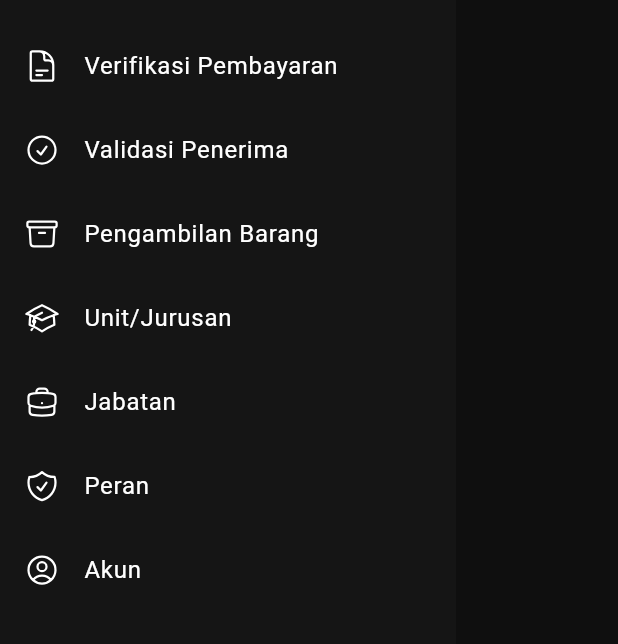
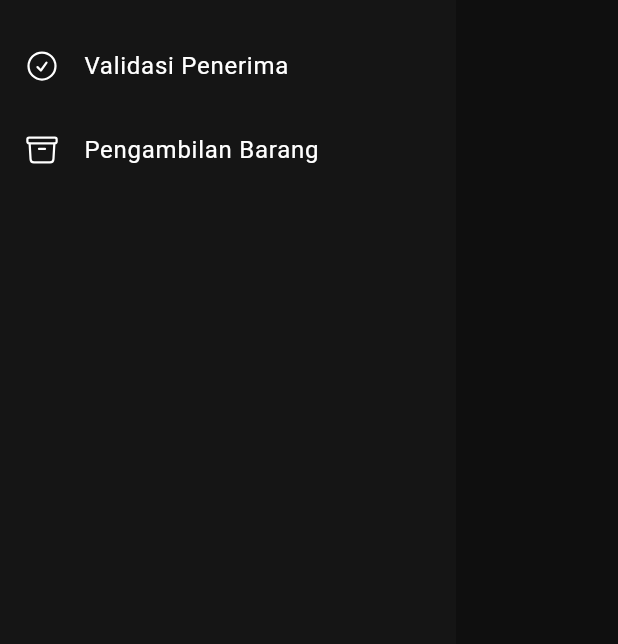
Before and after one commit to bntangerl/dwp_mobile, a Flutter app: the DashboardPage screen opened directly, with the side drawer open, on a phone screen of 412 x 824 dp, the part 150-794 px from its top. Run offline on Flutter 3.47's test engine with Material 3 defaults, Android fonts, the phone set to English and light mode, and no system bars; our stand-ins replace heroicons; missing offline and left inert: dart:ffi.

Commit message:
update main_drawer

```diff
--- a/lib/drawer/main_drawer.dart
+++ b/lib/drawer/main_drawer.dart
@@ -1,7 +1,6 @@
 import 'package:belajar_flutter/pages/daftar_penerima.dart';
-import 'package:belajar_flutter/pages/minuman_page.dart';
-import 'package:belajar_flutter/pages/makanan_page.dart';
-import 'package:belajar_flutter/pages/halaman_3_page.dart';
+import 'package:belajar_flutter/pages/pengambilan_barang.dart';
+import 'package:belajar_flutter/pages/validasi_penerima.dart';
 import 'package:flutter/material.dart';
 import 'package:heroicons/heroicons.dart';
 
@@ -37,20 +36,7 @@ class _MainDrawerState extends State<MainDrawer> {
                 ),
                 onTap: (){
                   Navigator.pushReplacement(
-                    context, MaterialPageRoute(builder: (context) => DaftarPenerima()));
-                },
-            ),
-
-            ListTile(
-              leading:
-              HeroIcon(
-                HeroIcons.documentText,
-                color: Colors.white),
-                title: Text('Verifikasi Pembayaran',
-                style: TextStyle(color: Colors.white),
-                ),
-                onTap: (){
-                  Navigator.pushReplacement(context, MaterialPageRoute(builder: (context) => MakananPage()));
+                    context, MaterialPageRoute(builder: (context) => DaftarPenerimaPage()));
                 },
             ),
 
@@ -63,7 +49,7 @@ class _MainDrawerState extends State<MainDrawer> {
                 style: TextStyle(color: Colors.white),
                 ),
                 onTap: (){
-                  Navigator.pushReplacement(context, MaterialPageRoute(builder: (context) => MinumanPage()));
+                  Navigator.pushReplacement(context, MaterialPageRoute(builder: (context) => ValidasiPenerimaPage()));
                 }
             ),
 
@@ -75,41 +61,9 @@ class _MainDrawerState extends State<MainDrawer> {
                 style: TextStyle(color: Colors.white),
                 ),
                 onTap: (){
-                Navigator.pushReplacement(context, MaterialPageRoute(builder: (context) => Halaman3Page()));
+                Navigator.pushReplacement(context, MaterialPageRoute(builder: (context) => PengambilanBarangPage()));
                 },
             ),
-
-            ListTile(
-              leading:
-              HeroIcon(HeroIcons.academicCap, color: Colors.white),
-              title: Text('Unit/Jurusan',
-              style: TextStyle(color: Colors.white),
-              ),
-            ),
-
-            ListTile(
-              leading:
-              HeroIcon(HeroIcons.briefcase, color: Colors.white),
-              title: Text('Jabatan',
-              style: TextStyle(color: Colors.white),
-              ),
-            ),
-
-            ListTile(
-              leading:
-              HeroIcon(HeroIcons.shieldCheck, color: Colors.white),
-              title: Text('Peran',
-              style: TextStyle(color: Colors.white),
-              ),
-            ),
-
-            ListTile(
-              leading: HeroIcon(
-                HeroIcons.userCircle, color: Colors.white),
-              title: Text('Akun',
-              style: TextStyle(color: Colors.white),
-              ),
-            )
           ],
         ),
     );
```
